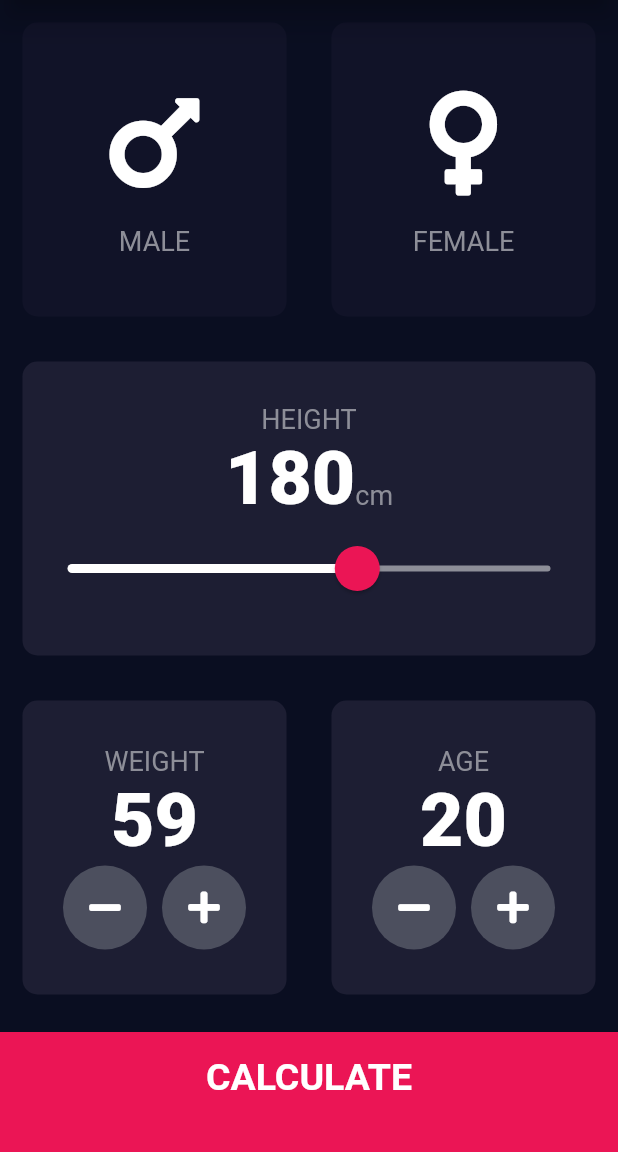
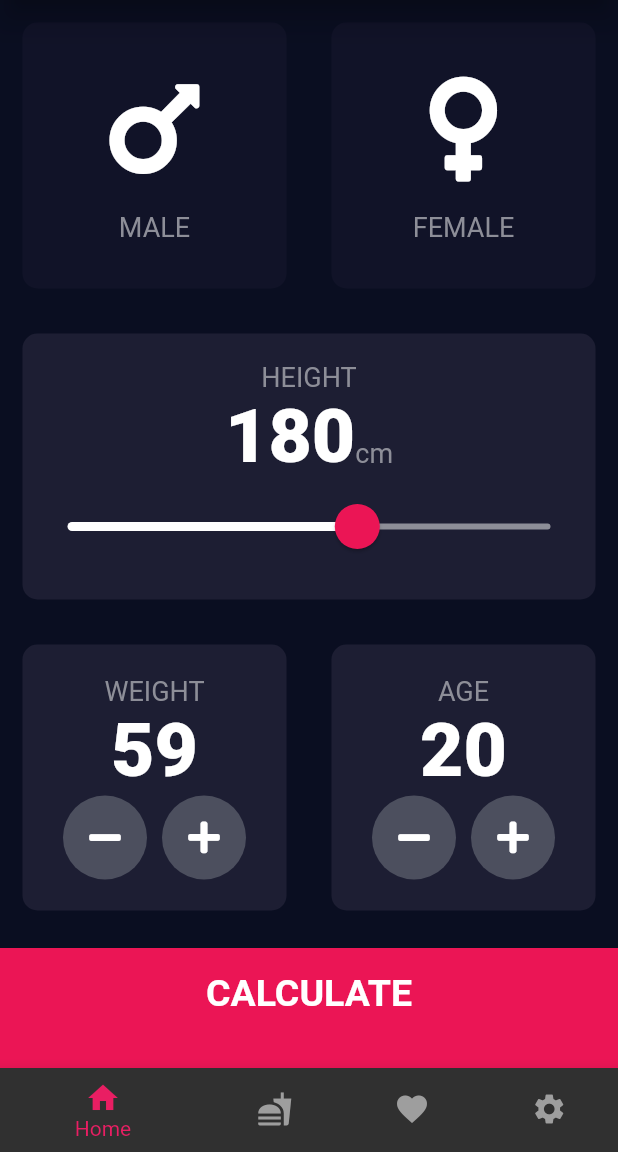
Before and after one commit to ravena4/HealtyCare-Capstone, a Flutter app: the screen it shows after launch, after a tap on an icon or button, on a phone screen of 412 x 824 dp, the part 84-1236 px from its top. Run offline on Flutter 3.47's test engine with Material 2 defaults, Android fonts, the phone set to English and light mode, and no system bars; our stand-ins replace flutter_local_notifications, font_awesome_flutter, rxdart.

Commit message:
create bottom navigation bar

```diff
--- a/lib/main.dart
+++ b/lib/main.dart
@@ -1,6 +1,7 @@
 import 'package:flutter/material.dart';
 import 'package:flutter_local_notifications/flutter_local_notifications.dart';
-import 'package:healthy_care/input_page.dart';
+import 'package:healthy_care/screens/input_page.dart';
+import 'package:healthy_care/screens/menu.dart';
 import 'package:healthy_care/service/notification_service.dart';
 
 final FlutterLocalNotificationsPlugin flutterLocalNotificationsPlugin = FlutterLocalNotificationsPlugin();
@@ -22,7 +23,7 @@ const HealtyCare({ Key key }) : super(key: key);
         primaryColor: Color(0xFF0A0E21),
         scaffoldBackgroundColor: Color(0xFF0A0E21),
       ),
-      home: InputPage(),
+      home: BottomNavPage(),
     );
   }
 }
--- a/lib/rekomen.dart
+++ b/lib/recommendation.dart
@@ -6,7 +6,7 @@ class rekomen extends StatelessWidget {
   Widget build(BuildContext context) {
     return Scaffold(
       appBar: AppBar(
-        title: Text("Haasil BMI"),
+        title: Text("Hasil BMI"),
       ),
         );
   }
--- a/lib/hasil_BMI.dart
+++ b/lib/screens/BMI_result.dart
@@ -1,6 +1,6 @@
 import 'package:flutter/cupertino.dart';
 import 'package:flutter/material.dart';
-import 'package:healthy_care/rekomen.dart';
+import 'package:healthy_care/recommendation.dart';
 
 class hasil_BMI extends StatelessWidget {
   final List makanan = [
--- /dev/null
+++ b/lib/screens/menu.dart
@@ -0,0 +1,62 @@
+import 'package:flutter/material.dart';
+import 'package:healthy_care/screens/input_page.dart';
+
+class BottomNavPage extends StatefulWidget {
+  @override
+  State<BottomNavPage> createState() => _BottomNavPageState();
+}
+
+class _BottomNavPageState extends State<BottomNavPage> {
+  int _selectedTabIndex = 0;
+
+  void _onNavBarTap(int index) {
+    setState(() {
+      _selectedTabIndex = index;
+    });
+  }
+
+  @override
+  Widget build(BuildContext context) {
+    final _listPage = <Widget>[
+      InputPage(),
+      Text('Halaman Makanan'),
+      Text('Halaman Favorite'),
+      Text('Halaman Pengaturan'),
+    ];
+
+    final _bottomNavBarItems = <BottomNavigationBarItem>[
+      BottomNavigationBarItem(
+        icon: Icon(Icons.home),
+        label: 'Home',
+      ),
+      BottomNavigationBarItem(
+        icon: Icon(Icons.fastfood),
+        label: 'Foods',
+      ),
+      BottomNavigationBarItem(
+        icon: Icon(Icons.favorite),
+        label: 'Favorite',
+      ),
+      BottomNavigationBarItem(
+        icon: Icon(Icons.settings),
+        label: 'Settings',
+      ),
+
+    ];
+
+    final _bottomNavBar = BottomNavigationBar(
+      items: _bottomNavBarItems,
+      currentIndex: _selectedTabIndex,
+      selectedItemColor: Colors.pink,
+      unselectedItemColor: Colors.grey,
+      onTap: _onNavBarTap,
+    );
+
+    return Scaffold(
+      body: Center(
+        child: _listPage[_selectedTabIndex],
+      ),
+      bottomNavigationBar: _bottomNavBar,
+    );
+  }
+}
```
Also changed, not shown: lib/screens/input_page.dart (renamed from lib/input_page.dart, +6 -6 lines), lib/screens/result.dart (renamed from lib/result.dart, +5 -5 lines).
